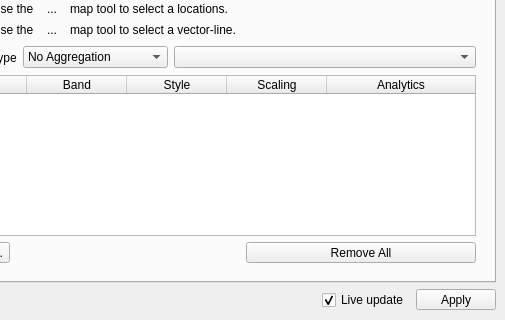
Above: enmapbox/eo4qapps/profileanalyticsapp/profileanalyticsdockwidget.ui from EnMAP-Box/enmap-box before the change; both pictures show x 476 to 981 and y 111 to 431 of the 981 by 431 pixel window. Below: the same form after it.
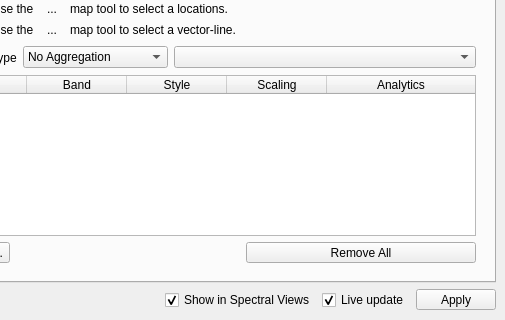
That is the form after the change. Icons and pictures are not drawn. Custom widgets are drawn as their Qt base class.

What changed in the file:
```diff
--- a/enmapbox/eo4qapps/profileanalyticsapp/profileanalyticsdockwidget.ui
+++ b/enmapbox/eo4qapps/profileanalyticsapp/profileanalyticsdockwidget.ui
@@ -598,6 +598,19 @@
         </property>
        </spacer>
       </item>
+      <item>
+       <widget class="QCheckBox" name="mShowInSpectralView">
+        <property name="toolTip">
+         <string>Whether to auto-apply styling.</string>
+        </property>
+        <property name="text">
+         <string>Show in Spectral Views</string>
+        </property>
+        <property name="checked">
+         <bool>true</bool>
+        </property>
+       </widget>
+      </item>
       <item>
        <widget class="QCheckBox" name="mLiveUpdate">
         <property name="toolTip">
```
